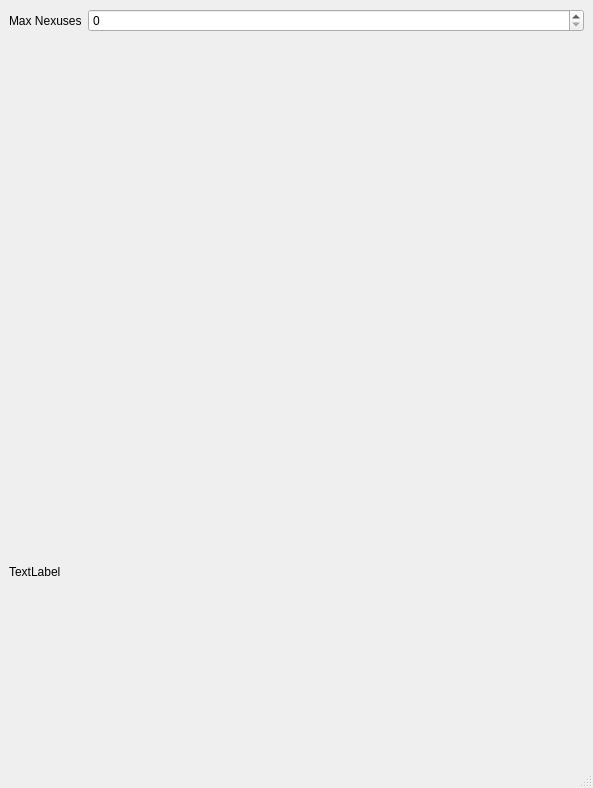
First picture: the form in MainWindow.ui, repository adrianalin/starcraft2_bot, before the edit.
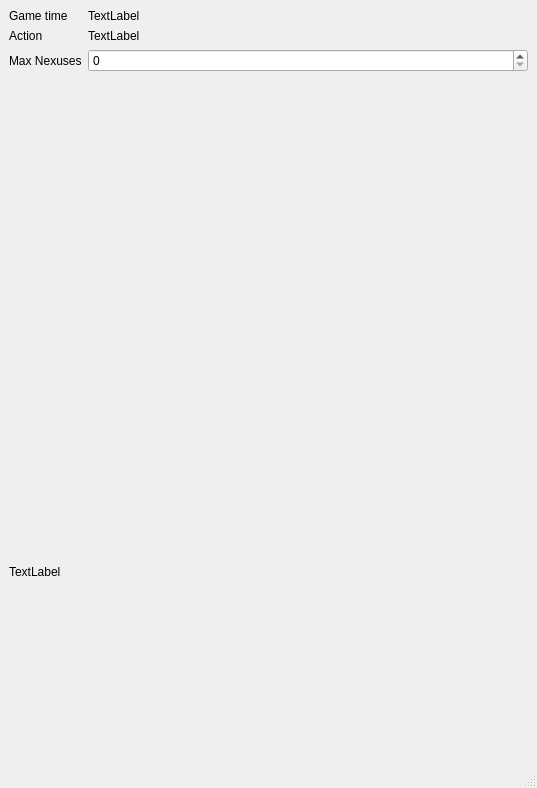
Second picture: the form after the edit.

Commit message: show info about game time show info about action

The edit to the form file:
```diff
--- a/MainWindow.ui
+++ b/MainWindow.ui
@@ -6,7 +6,7 @@
    <rect>
     <x>0</x>
     <y>0</y>
-    <width>593</width>
+    <width>537</width>
     <height>788</height>
    </rect>
   </property>
@@ -26,16 +26,44 @@
      <layout class="QHBoxLayout" name="horizontalLayout">
       <item>
        <layout class="QFormLayout" name="settingsLayout">
-        <item row="0" column="0">
+        <item row="2" column="0">
          <widget class="QLabel" name="maxNexusesLabel">
           <property name="text">
            <string>Max Nexuses</string>
           </property>
          </widget>
         </item>
-        <item row="0" column="1">
+        <item row="2" column="1">
          <widget class="QSpinBox" name="maxNexusesSpinBox"/>
         </item>
+        <item row="1" column="0">
+         <widget class="QLabel" name="label">
+          <property name="text">
+           <string>Action</string>
+          </property>
+         </widget>
+        </item>
+        <item row="1" column="1">
+         <widget class="QLabel" name="action_label">
+          <property name="text">
+           <string>TextLabel</string>
+          </property>
+         </widget>
+        </item>
+        <item row="0" column="0">
+         <widget class="QLabel" name="label_3">
+          <property name="text">
+           <string>Game time</string>
+          </property>
+         </widget>
+        </item>
+        <item row="0" column="1">
+         <widget class="QLabel" name="game_time_label">
+          <property name="text">
+           <string>TextLabel</string>
+          </property>
+         </widget>
+        </item>
        </layout>
       </item>
       <item>
```
Left out of the diff: 2 changed lines with no effect on the pictures. The commit also changes 3 other files.
